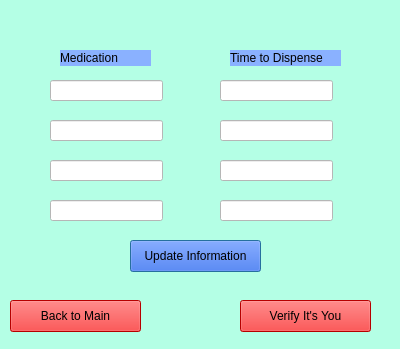
Qt form MedInfo.ui (ban2224/capstone_motor) before a commit.
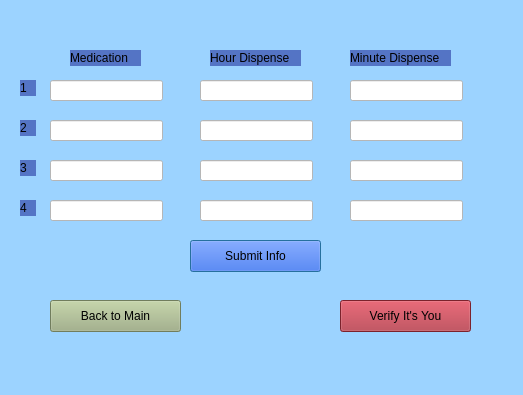
The same form after that commit.

Diff of the .ui file:
```diff
--- a/MedInfo.ui
+++ b/MedInfo.ui
@@ -6,15 +6,15 @@
    <rect>
     <x>0</x>
     <y>0</y>
-    <width>400</width>
-    <height>349</height>
+    <width>523</width>
+    <height>395</height>
    </rect>
   </property>
   <property name="windowTitle">
    <string>Dialog</string>
   </property>
   <property name="styleSheet">
-   <string notr="true">background:rgb(180, 255, 229)</string>
+   <string notr="true">background:rgb(156, 211, 255)</string>
   </property>
   <widget class="QLineEdit" name="m1">
    <property name="geometry">
@@ -32,7 +32,7 @@
   <widget class="QLineEdit" name="mt1">
    <property name="geometry">
     <rect>
-     <x>220</x>
+     <x>200</x>
      <y>80</y>
      <width>113</width>
      <height>21</height>
@@ -58,7 +58,7 @@
   <widget class="QLineEdit" name="mt2">
    <property name="geometry">
     <rect>
-     <x>220</x>
+     <x>200</x>
      <y>120</y>
      <width>113</width>
      <height>21</height>
@@ -84,7 +84,7 @@
   <widget class="QLineEdit" name="mt3">
    <property name="geometry">
     <rect>
-     <x>220</x>
+     <x>200</x>
      <y>160</y>
      <width>113</width>
      <height>21</height>
@@ -110,7 +110,7 @@
   <widget class="QLineEdit" name="mt4">
    <property name="geometry">
     <rect>
-     <x>220</x>
+     <x>200</x>
      <y>200</y>
      <width>113</width>
      <height>21</height>
@@ -119,18 +119,21 @@
    <property name="styleSheet">
     <string notr="true">background:white</string>
    </property>
+   <property name="text">
+    <string/>
+   </property>
   </widget>
   <widget class="QLabel" name="label">
    <property name="geometry">
     <rect>
-     <x>60</x>
+     <x>70</x>
      <y>50</y>
-     <width>91</width>
+     <width>71</width>
      <height>16</height>
     </rect>
    </property>
    <property name="styleSheet">
-    <string notr="true">background:rgb(138, 177, 255)</string>
+    <string notr="true">background:rgb(84, 116, 197)</string>
    </property>
    <property name="text">
     <string>Medication</string>
@@ -139,23 +142,23 @@
   <widget class="QLabel" name="label_2">
    <property name="geometry">
     <rect>
-     <x>230</x>
+     <x>210</x>
      <y>50</y>
-     <width>111</width>
+     <width>91</width>
      <height>16</height>
     </rect>
    </property>
    <property name="styleSheet">
-    <string notr="true">background:rgb(138, 177, 255)</string>
+    <string notr="true">background:rgb(84, 116, 197)</string>
    </property>
    <property name="text">
-    <string>Time to Dispense</string>
+    <string>Hour Dispense</string>
    </property>
   </widget>
   <widget class="QPushButton" name="refreshMedbutton">
    <property name="geometry">
     <rect>
-     <x>130</x>
+     <x>190</x>
      <y>240</y>
      <width>131</width>
      <height>32</height>
@@ -165,20 +168,20 @@
     <string notr="true">background:rgb(41, 92, 223)</string>
    </property>
    <property name="text">
-    <string>Update Information</string>
+    <string>Submit Info</string>
    </property>
   </widget>
   <widget class="QPushButton" name="backtoMain3">
    <property name="geometry">
     <rect>
-     <x>10</x>
+     <x>50</x>
      <y>300</y>
      <width>131</width>
      <height>32</height>
     </rect>
    </property>
    <property name="styleSheet">
-    <string notr="true">background:red</string>
+    <string notr="true">background:rgb(158, 175, 130)</string>
    </property>
    <property name="text">
     <string>Back to Main</string>
@@ -187,19 +190,154 @@
   <widget class="QPushButton" name="verifyItsYou">
    <property name="geometry">
     <rect>
-     <x>240</x>
+     <x>340</x>
      <y>300</y>
      <width>131</width>
      <height>32</height>
     </rect>
    </property>
    <property name="styleSheet">
-    <string notr="true">background:red</string>
+    <string notr="true">background:rgb(173, 48, 62)</string>
    </property>
    <property name="text">
     <string>Verify It's You</string>
    </property>
   </widget>
+  <widget class="QLabel" name="label_3">
+   <property name="geometry">
+    <rect>
+     <x>350</x>
+     <y>50</y>
+     <width>101</width>
+     <height>16</height>
+    </rect>
+   </property>
+   <property name="styleSheet">
+    <string notr="true">background:rgb(84, 116, 197)</string>
+   </property>
+   <property name="text">
+    <string>Minute Dispense</string>
+   </property>
+  </widget>
+  <widget class="QLineEdit" name="min1">
+   <property name="geometry">
+    <rect>
+     <x>350</x>
+     <y>80</y>
+     <width>113</width>
+     <height>21</height>
+    </rect>
+   </property>
+   <property name="styleSheet">
+    <string notr="true">background:white</string>
+   </property>
+  </widget>
+  <widget class="QLineEdit" name="min2">
+   <property name="geometry">
+    <rect>
+     <x>350</x>
+     <y>120</y>
+     <width>113</width>
+     <height>21</height>
+    </rect>
+   </property>
+   <property name="styleSheet">
+    <string notr="true">background:white</string>
+   </property>
+  </widget>
+  <widget class="QLineEdit" name="min3">
+   <property name="geometry">
+    <rect>
+     <x>350</x>
+     <y>160</y>
+     <width>113</width>
+     <height>21</height>
+    </rect>
+   </property>
+   <property name="styleSheet">
+    <string notr="true">background:white</string>
+   </property>
+  </widget>
+  <widget class="QLineEdit" name="min4">
+   <property name="geometry">
+    <rect>
+     <x>350</x>
+     <y>200</y>
+     <width>113</width>
+     <height>21</height>
+    </rect>
+   </property>
+   <property name="styleSheet">
+    <string notr="true">background:white</string>
+   </property>
+   <property name="text">
+    <string/>
+   </property>
+  </widget>
+  <widget class="QLabel" name="label_4">
+   <property name="geometry">
+    <rect>
+     <x>20</x>
+     <y>80</y>
+     <width>16</width>
+     <height>16</height>
+    </rect>
+   </property>
+   <property name="styleSheet">
+    <string notr="true">background:rgb(84, 116, 197)</string>
+   </property>
+   <property name="text">
+    <string>1</string>
+   </property>
+  </widget>
+  <widget class="QLabel" name="label_5">
+   <property name="geometry">
+    <rect>
+     <x>20</x>
+     <y>120</y>
+     <width>16</width>
+     <height>16</height>
+    </rect>
+   </property>
+   <property name="styleSheet">
+    <string notr="true">background:rgb(84, 116, 197)</string>
+   </property>
+   <property name="text">
+    <string>2</string>
+   </property>
+  </widget>
+  <widget class="QLabel" name="label_6">
+   <property name="geometry">
+    <rect>
+     <x>20</x>
+     <y>160</y>
+     <width>16</width>
+     <height>16</height>
+    </rect>
+   </property>
+   <property name="styleSheet">
+    <string notr="true">background:rgb(84, 116, 197)</string>
+   </property>
+   <property name="text">
+    <string>3</string>
+   </property>
+  </widget>
+  <widget class="QLabel" name="label_7">
+   <property name="geometry">
+    <rect>
+     <x>20</x>
+     <y>200</y>
+     <width>16</width>
+     <height>16</height>
+    </rect>
+   </property>
+   <property name="styleSheet">
+    <string notr="true">background:rgb(84, 116, 197)</string>
+   </property>
+   <property name="text">
+    <string>4</string>
+   </property>
+  </widget>
  </widget>
  <resources/>
  <connections/>
```
Left out of the diff: 10 changed lines with no effect on the pictures.
